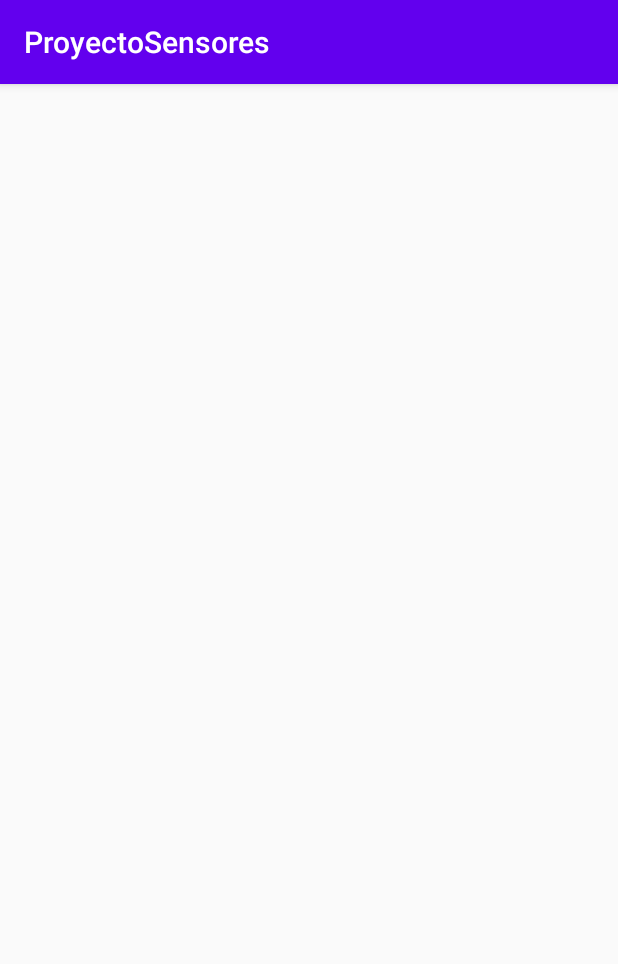
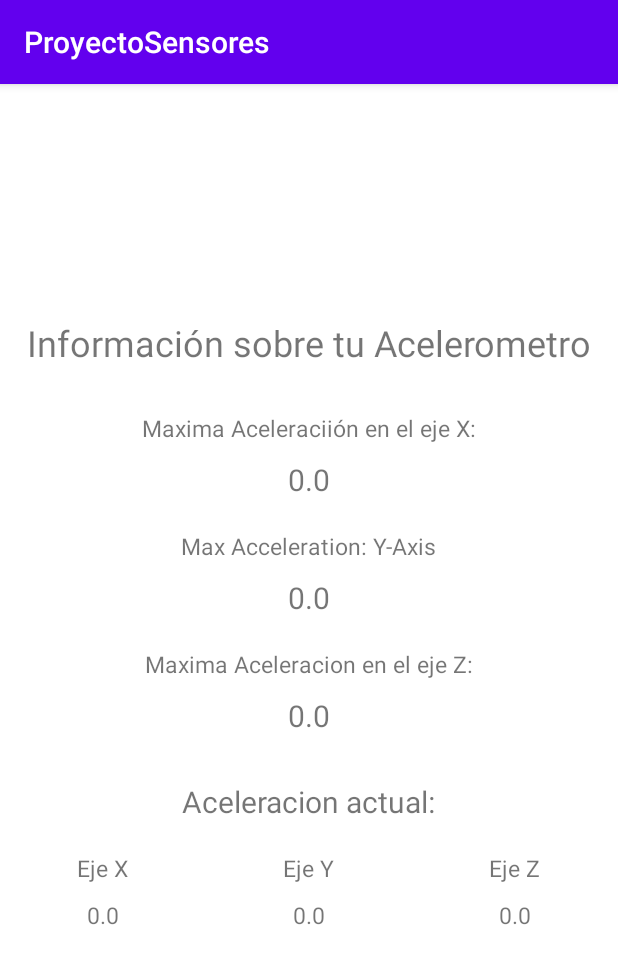
Before and after one commit to Nazareth08/ProyectoSemestral, an Android app: the Acelerometro screen opened directly, with no data from a screen before it, on a phone screen of 412 x 824 dp. Shown: the top 964 px of the screen. Run offline under Robolectric (Android 15) with nearby library versions, the light colour scheme and no system bars.

Commit message:
Agregue una interfaz basica para el uso del acelerometro.
Signed-off-by: Oscar Melchor <oscar1696@gmail.com>

```diff
--- a/app/src/main/res/layout/activity_acelerometro.xml
+++ b/app/src/main/res/layout/activity_acelerometro.xml
@@ -1,9 +1,165 @@
 <?xml version="1.0" encoding="utf-8"?>
-<androidx.constraintlayout.widget.ConstraintLayout xmlns:android="http://schemas.android.com/apk/res/android"
-    xmlns:app="http://schemas.android.com/apk/res-auto"
-    xmlns:tools="http://schemas.android.com/tools"
+<LinearLayout xmlns:android="http://schemas.android.com/apk/res/android"
     android:layout_width="match_parent"
     android:layout_height="match_parent"
-    tools:context=".Acelerometro">
+    android:layout_gravity="center"
+    android:background="#ffffff"
+    android:gravity="center"
+    android:orientation="vertical"
+    android:paddingTop="20dp" >
 
-</androidx.constraintlayout.widget.ConstraintLayout>
+    <TextView
+        android:layout_width="wrap_content"
+        android:layout_height="wrap_content"
+        android:layout_gravity="center"
+        android:layout_marginBottom="10dp"
+        android:text="Información sobre tu Acelerometro"
+        android:textSize="24sp" />
+
+    <TextView
+        android:layout_width="wrap_content"
+        android:layout_height="wrap_content"
+        android:layout_gravity="center"
+        android:layout_marginTop="20dp"
+        android:text="Maxima Aceleraciión en el eje X:"
+        android:textSize="15dp" />
+
+    <TextView
+        android:id="@+id/maxX"
+        android:layout_width="wrap_content"
+        android:layout_height="wrap_content"
+        android:layout_gravity="center"
+        android:layout_marginTop="10dp"
+        android:text="0.0"
+        android:textSize="20dp" />
+
+    <TextView
+        android:layout_width="wrap_content"
+        android:layout_height="wrap_content"
+        android:layout_gravity="center"
+        android:layout_marginTop="20dp"
+        android:text="Max Acceleration: Y-Axis"
+        android:textSize="15dp" />
+
+    <TextView
+        android:id="@+id/maxY"
+        android:layout_width="wrap_content"
+        android:layout_height="wrap_content"
+        android:layout_gravity="center"
+        android:layout_marginTop="10dp"
+        android:text="0.0"
+        android:textSize="20dp" />
+
+    <TextView
+        android:layout_width="wrap_content"
+        android:layout_height="wrap_content"
+        android:layout_gravity="center"
+        android:layout_marginTop="20dp"
+        android:text="Maxima Aceleracion en el eje Z:"
+        android:textSize="15dp" />
+
+    <TextView
+        android:id="@+id/maxZ"
+        android:layout_width="wrap_content"
+        android:layout_height="wrap_content"
+        android:layout_gravity="center"
+        android:layout_marginTop="10dp"
+        android:text="0.0"
+        android:textSize="20dp" />
+
+    <TextView
+        android:layout_width="wrap_content"
+        android:layout_height="wrap_content"
+        android:layout_gravity="center"
+        android:layout_marginTop="30dp"
+        android:layout_marginBottom="10dp"
+        android:text="Aceleracion actual:"
+        android:textSize="20dp" />
+
+    <LinearLayout
+        android:layout_width="match_parent"
+        android:layout_height="130dp"
+        android:background="#ffffff"
+        android:gravity="center|top"
+        android:orientation="horizontal">
+
+        <LinearLayout
+            android:layout_width="0dp"
+            android:layout_height="wrap_content"
+            android:layout_weight="0.33"
+            android:background="#ffffff"
+            android:gravity="center"
+            android:orientation="vertical">
+
+            <TextView
+                android:layout_width="wrap_content"
+                android:layout_height="wrap_content"
+                android:layout_gravity="center"
+                android:layout_marginTop="10dp"
+                android:text="Eje X"
+                android:textSize="15dp" />
+
+            <TextView
+                android:id="@+id/currentX"
+                android:layout_width="wrap_content"
+                android:layout_height="wrap_content"
+                android:layout_gravity="center"
+                android:layout_marginTop="10dp"
+                android:text="0.0"
+                android:textSize="15dp" />
+        </LinearLayout>
+
+        <LinearLayout
+            android:layout_width="0dp"
+            android:layout_height="wrap_content"
+            android:layout_weight="0.33"
+            android:background="#ffffff"
+            android:gravity="center"
+            android:orientation="vertical">
+
+            <TextView
+                android:layout_width="wrap_content"
+                android:layout_height="wrap_content"
+                android:layout_gravity="center"
+                android:layout_marginTop="10dp"
+                android:text="Eje Y"
+                android:textSize="15dp" />
+
+            <TextView
+                android:id="@+id/currentY"
+                android:layout_width="wrap_content"
+                android:layout_height="wrap_content"
+                android:layout_gravity="center"
+                android:layout_marginTop="10dp"
+                android:text="0.0"
+                android:textSize="15dp" />
+        </LinearLayout>
+
+        <LinearLayout
+            android:layout_width="0dp"
+            android:layout_height="wrap_content"
+            android:layout_weight="0.33"
+            android:background="#ffffff"
+            android:gravity="center"
+            android:orientation="vertical">
+
+            <TextView
+                android:layout_width="wrap_content"
+                android:layout_height="wrap_content"
+                android:layout_gravity="center"
+                android:layout_marginTop="10dp"
+                android:text="Eje Z"
+                android:textSize="15dp" />
+
+            <TextView
+                android:id="@+id/currentZ"
+                android:layout_width="wrap_content"
+                android:layout_height="wrap_content"
+                android:layout_gravity="center"
+                android:layout_marginTop="10dp"
+                android:text="0.0"
+                android:textSize="15dp" />
+        </LinearLayout>
+    </LinearLayout>
+
+</LinearLayout>
```
Also changed, not shown: 1 other file.
